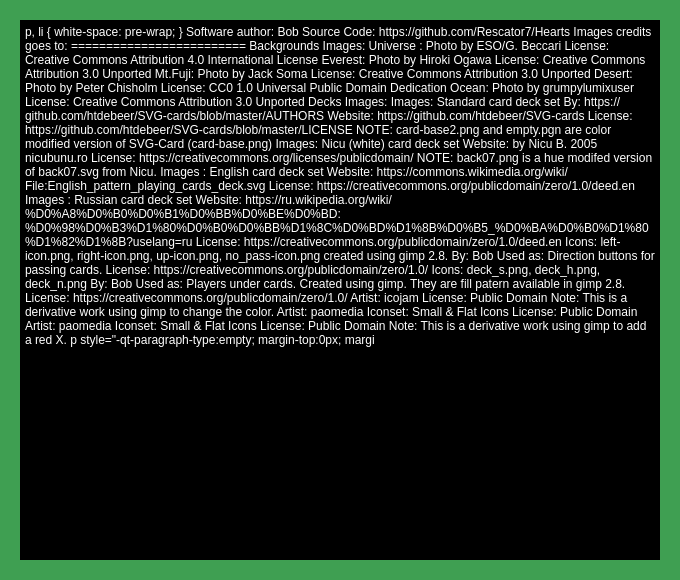
The window that credits.ui (Rescator7/Hearts) describes before a commit, drawn with Qt 5.
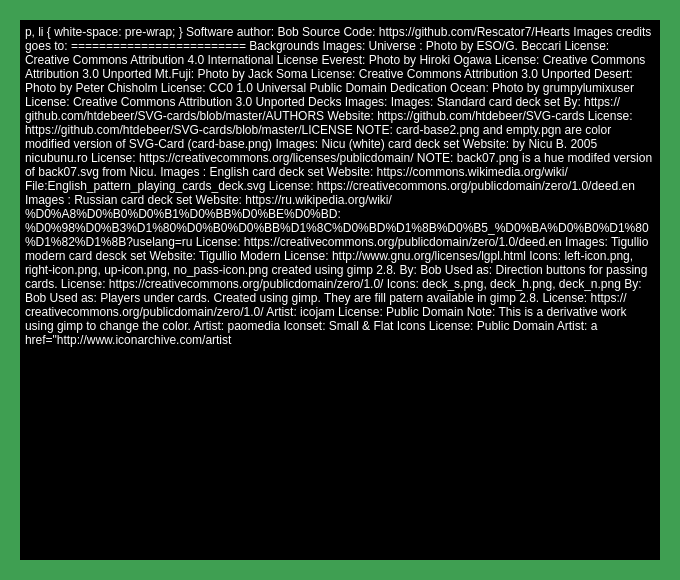
The same window after the commit. Icons and pictures are not drawn.

What changed in the file:
```diff
--- a/credits.ui
+++ b/credits.ui
@@ -974,7 +974,13 @@
 &lt;p style=&quot; margin-top:0px; margin-bottom:0px; margin-left:0px; margin-right:0px; -qt-block-indent:0; text-indent:0px;&quot;&gt;&lt;span style=&quot; text-decoration: underline;&quot;&gt;Images&lt;/span&gt;: Russian card deck set&lt;/p&gt;
 &lt;p style=&quot; margin-top:0px; margin-bottom:0px; margin-left:0px; margin-right:0px; -qt-block-indent:0; text-indent:0px;&quot;&gt;Website: &lt;a href=&quot;https://ru.wikipedia.org/wiki/%D0%A8%D0%B0%D0%B1%D0%BB%D0%BE%D0%BD:%D0%98%D0%B3%D1%80%D0%B0%D0%BB%D1%8C%D0%BD%D1%8B%D0%B5_%D0%BA%D0%B0%D1%80%D1%82%D1%8B?uselang=ru&quot;&gt;&lt;span style=&quot; text-decoration: underline; color:#5555ff;&quot;&gt;https://ru.wikipedia.org/wiki/%D0%A8%D0%B0%D0%B1%D0%BB%D0%BE%D0%BD:%D0%98%D0%B3%D1%80%D0%B0%D0%BB%D1%8C%D0%BD%D1%8B%D0%B5_%D0%BA%D0%B0%D1%80%D1%82%D1%8B?uselang=ru&lt;/span&gt;&lt;/a&gt;&lt;/p&gt;
 &lt;p style=&quot; margin-top:0px; margin-bottom:0px; margin-left:0px; margin-right:0px; -qt-block-indent:0; text-indent:0px;&quot;&gt;License: &lt;a href=&quot;https://creativecommons.org/publicdomain/zero/1.0/deed.en&quot;&gt;&lt;span style=&quot; text-decoration: underline; color:#5555ff;&quot;&gt;https://creativecommons.org/publicdomain/zero/1.0/deed.en&lt;/span&gt;&lt;/a&gt;&lt;/p&gt;
-&lt;p style=&quot;-qt-paragraph-type:empty; margin-top:0px; margin-bottom:0px; margin-left:0px; margin-right:0px; -qt-block-indent:0; text-indent:0px; text-decoration: underline; color:#5555ff;&quot;&gt;&lt;br /&gt;&lt;/p&gt;
+&lt;p style=&quot;-qt-paragraph-type:empty; margin-top:0px; margin-bottom:0px; margin-left:0px; margin-right:0px; -qt-block-indent:0; text-indent:0px;&quot;&gt;&lt;br /&gt;&lt;/p&gt;
+&lt;p style=&quot; margin-top:0px; margin-bottom:0px; margin-left:0px; margin-right:0px; -qt-block-indent:0; text-indent:0px;&quot;&gt;&lt;span style=&quot; text-decoration: underline;&quot;&gt;Images: &lt;/span&gt;Tigullio modern card desck set&lt;/p&gt;
+&lt;p style=&quot; margin-top:0px; margin-bottom:0px; margin-left:0px; margin-right:0px; -qt-block-indent:0; text-indent:0px;&quot;&gt;Website: &lt;a href=&quot;https://www.opendesktop.org/p/1112687/&quot;&gt;&lt;span style=&quot; text-decoration: underline; color:#5555ff;&quot;&gt;Tigullio Modern &lt;/span&gt;&lt;/a&gt;&lt;/p&gt;
+&lt;p style=&quot; margin-top:0px; margin-bottom:0px; margin-left:0px; margin-right:0px; -qt-block-indent:0; text-indent:0px;&quot;&gt;License: &lt;a href=&quot;http://www.gnu.org/licenses/lgpl.html
+&quot;&gt;&lt;span style=&quot; text-decoration: underline; color:#5555ff;&quot;&gt;http://www.gnu.org/licenses/lgpl.html &lt;/span&gt;&lt;/a&gt;&lt;/p&gt;
+&lt;p style=&quot;-qt-paragraph-type:empty; margin-top:0px; margin-bottom:0px; margin-left:0px; margin-right:0px; -qt-block-indent:0; text-indent:0px;&quot;&gt;&lt;br /&gt;&lt;/p&gt;
+&lt;p style=&quot;-qt-paragraph-type:empty; margin-top:0px; margin-bottom:0px; margin-left:0px; margin-right:0px; -qt-block-indent:0; text-indent:0px; text-decoration: underline;&quot;&gt;&lt;br /&gt;&lt;/p&gt;
 &lt;p style=&quot; margin-top:0px; margin-bottom:0px; margin-left:0px; margin-right:0px; -qt-block-indent:0; text-indent:0px;&quot;&gt;&lt;span style=&quot; text-decoration: underline;&quot;&gt;Icons: left-icon.png, right-icon.png, up-icon.png, no_pass-icon.png&lt;/span&gt;&lt;/p&gt;
 &lt;p style=&quot;-qt-paragraph-type:empty; margin-top:0px; margin-bottom:0px; margin-left:0px; margin-right:0px; -qt-block-indent:0; text-indent:0px; text-decoration: underline;&quot;&gt;&lt;br /&gt;&lt;/p&gt;
 &lt;p style=&quot;-qt-paragraph-type:empty; margin-top:0px; margin-bottom:0px; margin-left:0px; margin-right:0px; -qt-block-indent:0; text-indent:0px;&quot;&gt;&lt;br /&gt;&lt;/p&gt;
```
